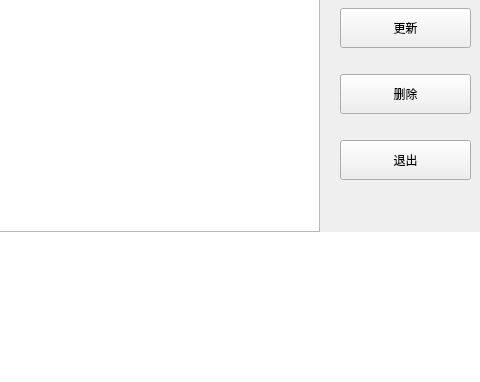
This is managermenu.ui in tyy9/IntelligentCabinet_ARM as Qt 5 draws it before an edit; both pictures show x 320 to 800 and y 98 to 480 of the 800 by 480 pixel window. The edited form follows.
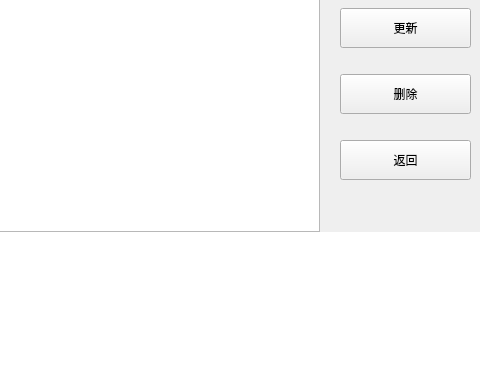
This is the edited form. Custom widgets are drawn as their Qt base class.

```diff
--- a/managermenu.ui
+++ b/managermenu.ui
@@ -101,7 +101,7 @@
         </size>
        </property>
        <property name="text">
-        <string>退出</string>
+        <string>返回</string>
        </property>
       </widget>
      </item>
```
Left out of the diff: 2 changed lines with no effect on the pictures.
